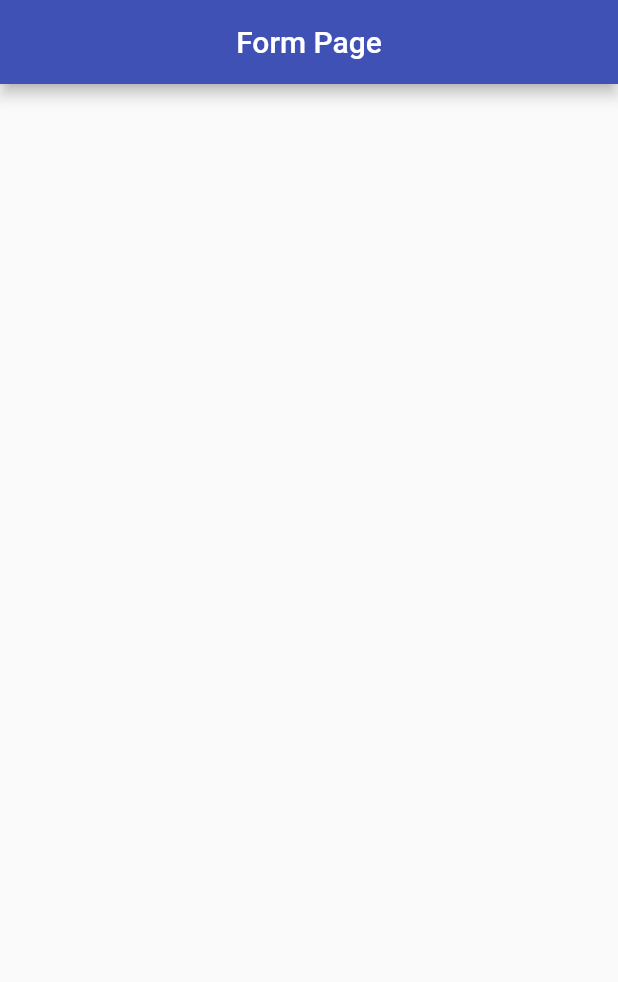
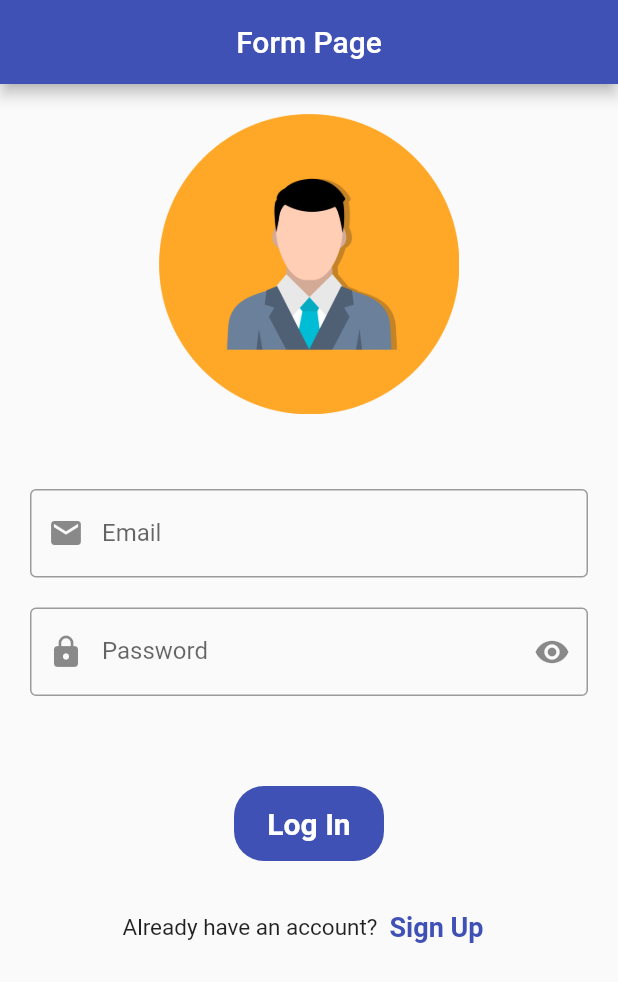
Before and after one commit to Chamidilshan/Form-Validation--App, a Flutter app: the screen it shows after launch, on a phone screen of 412 x 824 dp. Shown: the top 982 px of the screen. Run offline on Flutter 3.47's test engine with Material 2 defaults, Android fonts, the phone set to English and light mode, and no system bars; our stand-ins replace email_validator.

Commit message:
Second edit(Closed)

```diff
--- a/lib/form_screen.dart
+++ b/lib/form_screen.dart
@@ -1,4 +1,5 @@
 import 'package:flutter/material.dart';
+import 'package:email_validator/email_validator.dart';
 
 class FormScreen extends StatefulWidget {
   @override
@@ -6,15 +7,132 @@ class FormScreen extends StatefulWidget {
 }
 
 class _FormScreenState extends State<FormScreen> {
+  final _formField = GlobalKey<FormState>();
+  final emailController = TextEditingController();
+  final passController = TextEditingController();
+  bool passToggle = true;
+  //bool emailValid =
+
   @override
   Widget build(BuildContext context) {
     return Scaffold(
       appBar: AppBar(
         title: Text('Form Page'),
+        backgroundColor: Colors.indigo,
         centerTitle: true,
       ),
       body: SingleChildScrollView(
-        padding: EdgeInsets.symmetric(),
+        padding: EdgeInsets.all(20.0),
+        child: Form(
+          key: _formField,
+          child: Column(
+            crossAxisAlignment: CrossAxisAlignment.center,
+            mainAxisAlignment: MainAxisAlignment.center,
+            children: [
+              Image.asset('images/avatar.png',
+              height: 200.0,
+                width: 200.0,
+              ),
+              SizedBox(
+                height: 50.0,
+              ),
+              TextFormField(
+                keyboardType: TextInputType.emailAddress,
+                controller: emailController,
+                decoration: InputDecoration(
+                  labelText: 'Email',
+                  border: OutlineInputBorder(),
+                  prefixIcon: Icon(Icons.email),
+                ),
+                validator: (value){
+                  if(value!.isEmpty){
+                return 'Email can not be empty';
+                    }else if(!EmailValidator.validate(value, true)){
+         return 'Invalid Email Address';
+            }
+                },
+              ),
+          SizedBox(
+            height: 20.0,
+          ),
+          TextFormField(
+            keyboardType: TextInputType.emailAddress,
+            controller: passController,
+            obscureText: passToggle,
+            decoration: InputDecoration(
+              labelText: 'Password',
+              border: OutlineInputBorder(),
+              prefixIcon: Icon(Icons.lock),
+              suffixIcon: InkWell(
+                onTap: (){
+                  setState(() {
+                    passToggle = !passToggle;
+                  });
+                },
+                child: Icon(passToggle ? Icons.visibility : Icons.visibility_off),
+              )
+            ),
+            validator: (value){
+              if(value!.isEmpty){
+                return 'Please Enter Password';
+              }else if(passController.text.length < 6){
+                return 'Password Length Should Be more Than 6 Characters';
+              }
+            },
+          ),
+              SizedBox(
+                height: 60.0,
+              ),
+              InkWell(
+                onTap: (){
+                  if(_formField.currentState!.validate()){
+                    print('succes');
+                    emailController.clear();
+                    passController.clear();
+                  }
+                },
+                child: Container(
+                  height: 50.0,
+                  width: 100.0,
+                  decoration: BoxDecoration(
+                    color: Colors.indigo,
+                    borderRadius: BorderRadius.circular(20.0),
+                  ),
+                  child: Center(
+                    child: Text('Log In',
+                      style: TextStyle(
+                        color: Colors.white,
+                        fontSize: 20.0,
+                        fontWeight: FontWeight.bold,
+                      ),
+                    ),
+                  ),
+                ),
+              ),
+              SizedBox(
+                height: 20.0,
+              ),
+              Row(
+                mainAxisAlignment: MainAxisAlignment.center,
+                children: [
+                  Text('Already have an account?',
+                    style: TextStyle(
+                      fontSize: 15.0,
+                    ),
+                  ),
+                  TextButton(onPressed: () {},
+                      child: Text('Sign Up',
+                        style: TextStyle(
+                          fontSize: 18.0,
+                          fontWeight: FontWeight.bold
+                        ),
+                      ),
+                  ),
+                ],
+              ),
+            ],
+          ),
+        ),
       ),
     );
   }
--- a/pubspec.yaml
+++ b/pubspec.yaml
@@ -47,6 +47,7 @@ dev_dependencies:
   # package. See that file for information about deactivating specific lint
   # rules and activating additional ones.
   flutter_lints: ^2.0.0
+  email_validator: ^2.0.1
 
 # For information on the generic Dart part of this file, see the
 # following page: https://dart.dev/tools/pub/pubspec
@@ -60,8 +61,8 @@ flutter:
   uses-material-design: true
 
   # To add assets to your application, add an assets section, like this:
-  # assets:
-  #   - images/a_dot_burr.jpeg
+  assets:
+      - images/avatar.png
   #   - images/a_dot_ham.jpeg
 
   # An image asset can refer to one or more resolution-specific "variants", see
```
Also changed, not shown: images/avatar.png (added), pubspec.lock.
